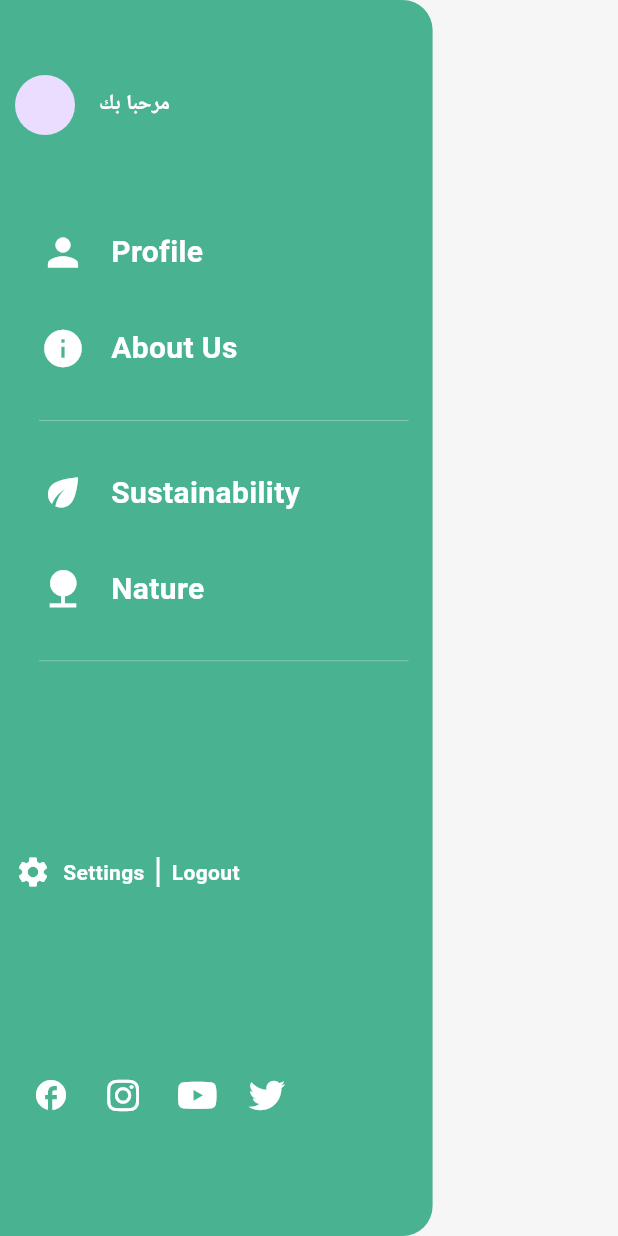
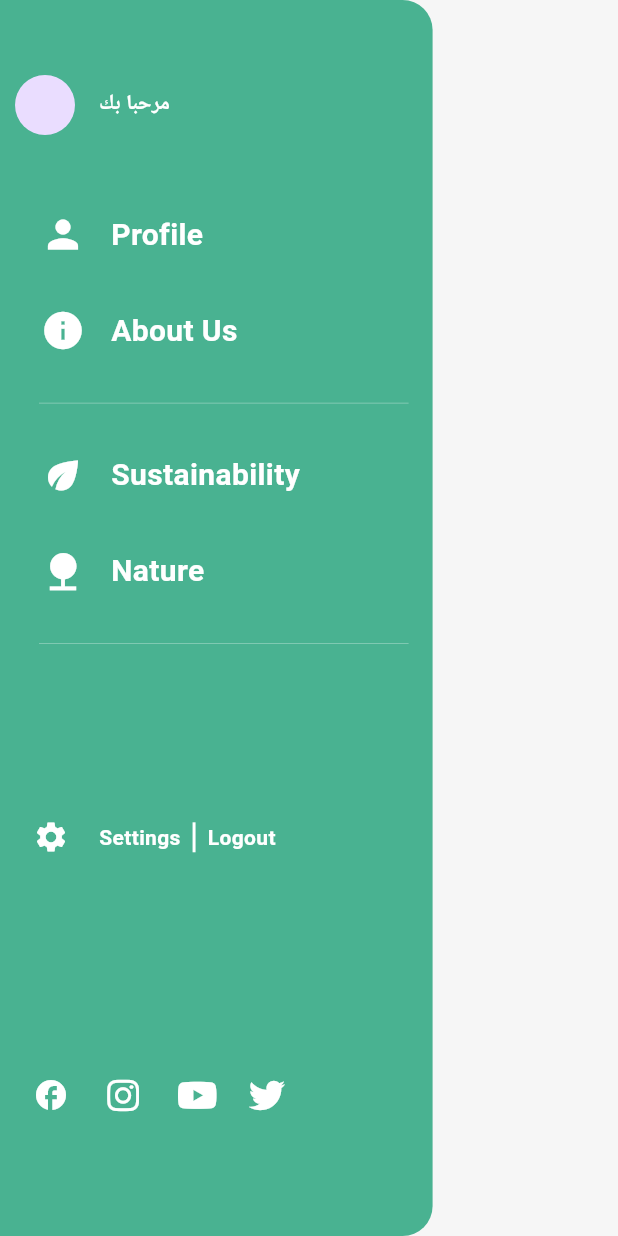
Before and after one commit to ashrafaliqhtan/Green-app, a Flutter app: the DrawerScreen widget shown alone on an empty page, opened directly, on a phone screen of 412 x 824 dp. Run offline on Flutter 3.47's test engine with Material 3 defaults, Android fonts, the phone set to English and light mode, and no system bars; our stand-ins replace bloc, carousel_slider, flutter_animate, flutter_bloc, flutter_dotenv, flutter_localization and 11 more; missing offline and left inert: dart:ffi, translator; accounts and stored records are empty; network calls fail.

Commit message:
admin back button

```diff
--- a/lib/views/Admin/view/add_reword.dart
+++ b/lib/views/Admin/view/add_reword.dart
@@ -43,9 +43,8 @@ class AddReword extends StatelessWidget {
                 mainAxisAlignment: MainAxisAlignment.start,
                 children: [
                   Text(AppLocale.addImageEvent.getString(context),
-                      style: TextStyle(
+                      style: const TextStyle(
                         fontSize: 24,
-                        color: black,
                       )),
                   const Spacer(),
                   Container(
--- a/lib/views/Drawer/view/drawer_view.dart
+++ b/lib/views/Drawer/view/drawer_view.dart
@@ -67,7 +67,7 @@ class DrawerScreen extends StatelessWidget {
                         context.push(view: ProfileUser(), isPush: false);
                       },
                     ),
-                     DrawerItem(
+                    DrawerItem(
                       icon: Icons.info,
                       title: AppLocale.aboutUS.getString(context),
                     ),
@@ -100,17 +100,17 @@ class DrawerScreen extends StatelessWidget {
                 height20,
                 Row(
                   children: [
-                    Icon(Icons.settings, color: pureWhite),
-                    width8,
-                    InkWell(
-                      onTap: () {
+                    IconButton(
+                      onPressed: () {
                         context.push(view: const SettingsUser(), isPush: true);
                       },
-                      child: Text(
-                        AppLocale.SettingsTitle.getString(context),
-                        style: TextStyle(
-                            color: pureWhite, fontWeight: FontWeight.bold),
-                      ),
+                      icon: Icon(Icons.settings, color: pureWhite),
+                    ),
+                    width8,
+                    Text(
+                      AppLocale.SettingsTitle.getString(context),
+                      style: TextStyle(
+                          color: pureWhite, fontWeight: FontWeight.bold),
                     ),
                     width8,
                     Container(width: 2, height: 20, color: pureWhite),
@@ -124,16 +124,38 @@ class DrawerScreen extends StatelessWidget {
                         style: TextStyle(
                             color: pureWhite, fontWeight: FontWeight.bold),
                       ),
-                    )
+                    ),
+                  ],
+                ),
+                Row(
+                  mainAxisAlignment: MainAxisAlignment.start,
+                  children: [
+                    user.typeRole == "admin"
+                        ? IconButton(
+                            onPressed: () {
+                              context.push(
+                                  view: BottomNavBarAdmin(), isPush: false);
+                            },
+                            icon: Icon(
+                              Icons.border_color_rounded,
+                              color: pureWhite,
+                            ),
+                          )
+                        : const SizedBox(),
+                         width8,
+                   user.typeRole == "admin"
+                        ?  Text(
+                      "back to Control Panel",
+                      style: TextStyle(
+                          color: pureWhite, fontWeight: FontWeight.bold),
+                    ): const SizedBox(),
                   ],
                 ),
                 height20,
                 Row(
                   children: [
                     IconButton(
-                        onPressed: () {
-                          context.push(view: BottomNavBarAdmin(), isPush: false);
-                        },
+                        onPressed: () {},
                         icon: Icon(
                           Icons.facebook_outlined,
                           color: pureWhite,
--- a/lib/views/disconnect.dart
+++ b/lib/views/disconnect.dart
@@ -8,6 +8,7 @@ class Disconnect extends StatelessWidget {
   @override
   Widget build(BuildContext context) {
     return MaterialApp(
+      debugShowCheckedModeBanner: false,
       home: Scaffold(
         body: Center(
           child: Column(
--- a/lib/views/profile/view/settings_user.dart
+++ b/lib/views/profile/view/settings_user.dart
@@ -26,14 +26,13 @@ class SettingsUser extends StatelessWidget {
           style: const TextStyle(
               fontSize: 32, fontWeight: FontWeight.bold, color: Colors.white),
         ),
-        centerTitle: true,
         backgroundColor: green,
         automaticallyImplyLeading: false,
         leading: IconButton(
             onPressed: () {
-              context.push(view: BottomNavBar(), isPush: false);
+              context.push(view: const BottomNavBar(), isPush: false);
             },
-            icon: const Icon(Icons.arrow_back)),
+            icon:  Icon(Icons.arrow_back,color: pureWhite,)),
       ),
       body: Center(
         child: Column(
```
